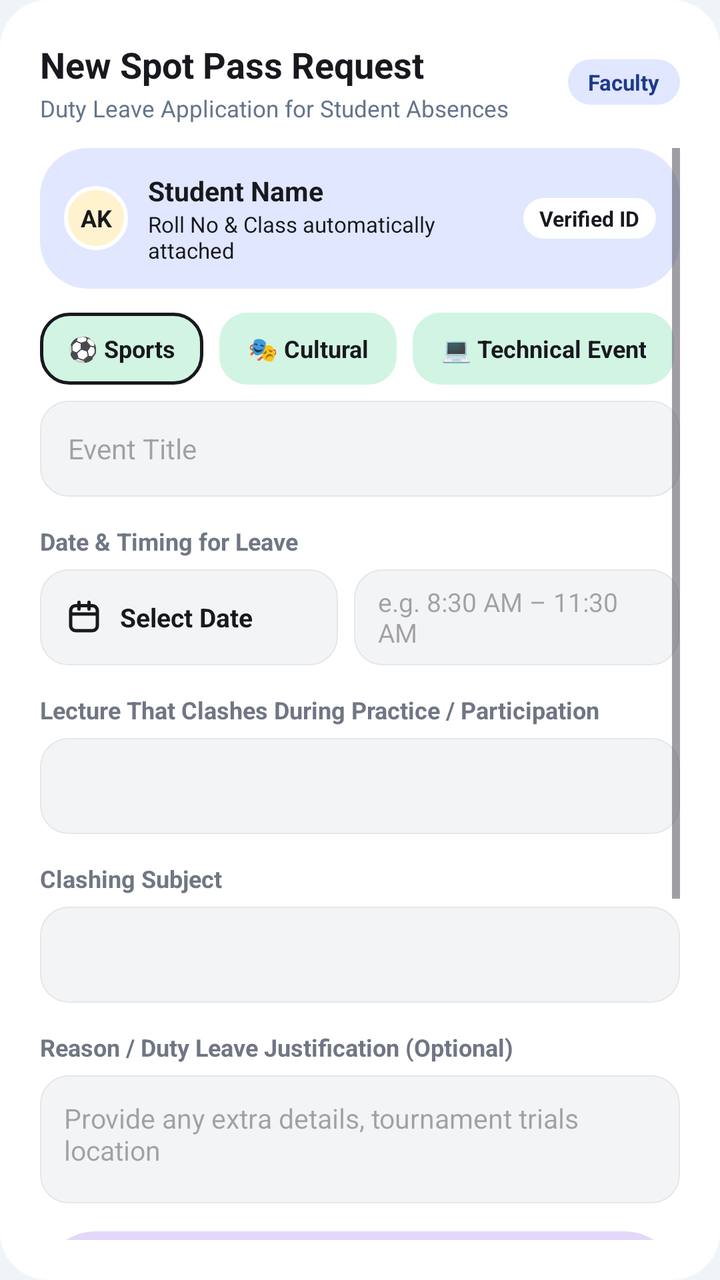
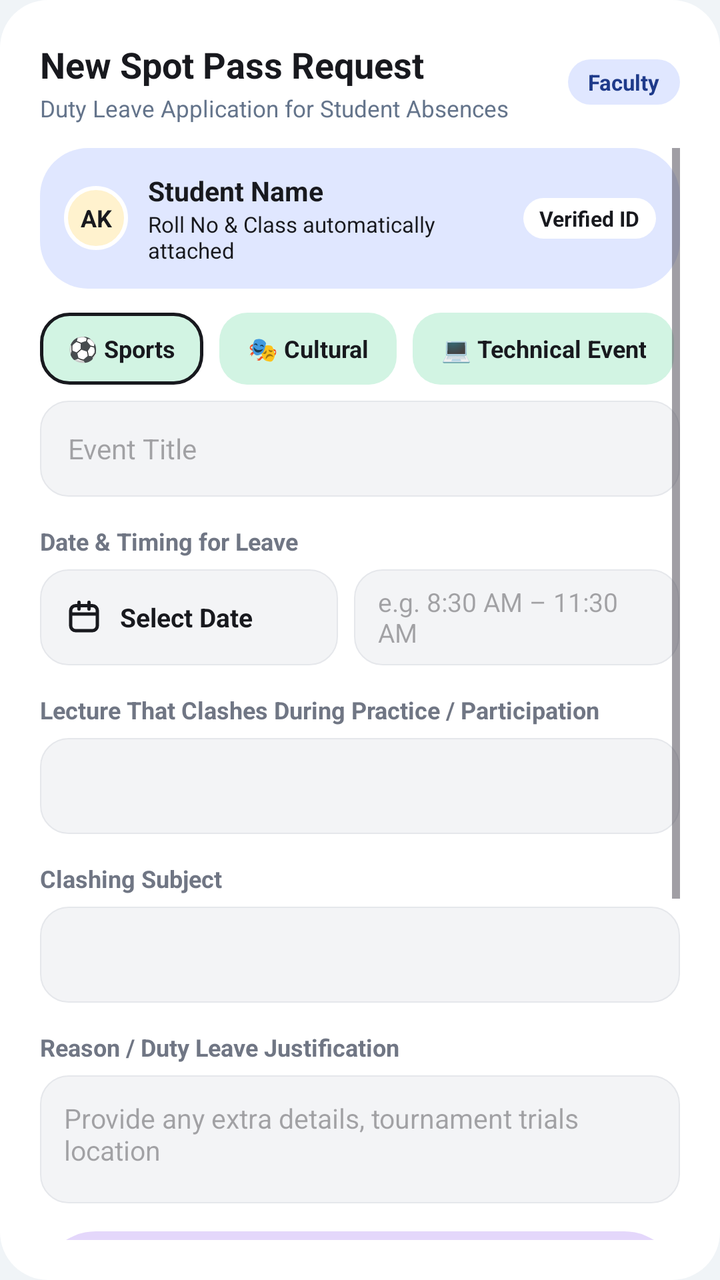

Two renders of the same Android screen: before a commit and after it. Below are the layout's source before the change and the commit's diff.
<!-- AndroidManifest.xml: application theme Theme.Eventra2 -->
<!-- res/layout/dialog_new_spot_pass.xml -->
<?xml version="1.0" encoding="utf-8"?>
<LinearLayout xmlns:android="http://schemas.android.com/apk/res/android"
    xmlns:app="http://schemas.android.com/apk/res-auto"
    android:layout_width="match_parent"
    android:layout_height="wrap_content"
    android:background="@drawable/bg_card_white"
    android:orientation="vertical"
    android:padding="20dp">

    
    <LinearLayout
        android:layout_width="match_parent"
        android:layout_height="wrap_content"
        android:gravity="center_vertical"
        android:orientation="horizontal">

        <LinearLayout
            android:layout_width="0dp"
            android:layout_height="wrap_content"
            android:layout_weight="1"
            android:orientation="vertical">

            <TextView
                android:layout_width="wrap_content"
                android:layout_height="wrap_content"
                android:text="New Spot Pass Request"
                android:textColor="@color/charcoal_dark"
                android:textSize="18sp"
                android:textStyle="bold" />

            <TextView
                android:layout_width="wrap_content"
                android:layout_height="wrap_content"
                android:layout_marginTop="2dp"
                android:text="Duty Leave Application for Student Absences"
                android:textColor="@color/text_muted"
                android:textSize="11.5sp" />
        </LinearLayout>

        <TextView
            android:layout_width="wrap_content"
            android:layout_height="wrap_content"
            android:background="@drawable/bg_chip_mint"
            android:paddingStart="10dp"
            android:paddingTop="4dp"
            android:paddingEnd="10dp"
            android:paddingBottom="4dp"
            android:text="Faculty"
            android:textColor="@color/pastel_mint_text"
            android:textSize="11sp"
            android:textStyle="bold" />
    </LinearLayout>

    <androidx.core.widget.NestedScrollView
        android:layout_width="match_parent"
        android:layout_height="wrap_content"
        android:layout_marginTop="12dp"
        android:scrollbars="vertical">

        <LinearLayout
            android:layout_width="match_parent"
            android:layout_height="wrap_content"
            android:orientation="vertical">

            
            <LinearLayout
                android:layout_width="match_parent"
                android:layout_height="wrap_content"
                android:background="@drawable/bg_header_mint"
                android:gravity="center_vertical"
                android:orientation="horizontal"
                android:padding="12dp">

                <TextView
                    android:id="@+id/tvSpotPassStudentAvatar"
                    android:layout_width="32dp"
                    android:layout_height="32dp"
                    android:background="@drawable/bg_avatar_circle"
                    android:gravity="center"
                    android:text="AK"
                    android:textColor="@color/charcoal_dark"
                    android:textSize="12sp"
                    android:textStyle="bold" />

                <LinearLayout
                    android:layout_width="0dp"
                    android:layout_height="wrap_content"
                    android:layout_marginStart="10dp"
                    android:layout_weight="1"
                    android:orientation="vertical">

                    <TextView
                        android:id="@+id/tvSpotPassStudentName"
                        android:layout_width="wrap_content"
                        android:layout_height="wrap_content"
                        android:text="Student Name"
                        android:textColor="@color/charcoal_dark"
                        android:textSize="13.5sp"
                        android:textStyle="bold" />

                    <TextView
                        android:id="@+id/tvSpotPassStudentMeta"
                        android:layout_width="wrap_content"
                        android:layout_height="wrap_content"
                        android:text="Roll No &amp; Class automatically attached"
                        android:textColor="@color/charcoal_dark"
                        android:textSize="11sp" />
                </LinearLayout>

                <TextView
                    android:layout_width="wrap_content"
                    android:layout_height="wrap_content"
                    android:background="@drawable/bg_chip_white"
                    android:paddingStart="8dp"
                    android:paddingTop="3dp"
                    android:paddingEnd="8dp"
                    android:paddingBottom="3dp"
                    android:text="Verified ID"
                    android:textColor="@color/charcoal_dark"
                    android:textSize="10.5sp"
                    android:textStyle="bold" />
            </LinearLayout>

            
            <HorizontalScrollView
                android:layout_width="match_parent"
                android:layout_height="wrap_content"
                android:layout_marginTop="12dp"
                android:scrollbars="none">

                <LinearLayout
                    android:layout_width="wrap_content"
                    android:layout_height="wrap_content"
                    android:orientation="horizontal">

                    <TextView
                        android:id="@+id/chipActSports"
                        android:layout_width="wrap_content"
                        android:layout_height="36dp"
                        android:background="@drawable/bg_role_student_selected"
                        android:gravity="center"
                        android:paddingStart="14dp"
                        android:paddingEnd="14dp"
                        android:text="⚽ Sports"
                        android:textColor="@color/charcoal_dark"
                        android:textSize="12sp"
                        android:textStyle="bold" />

                    <TextView
                        android:id="@+id/chipActCultural"
                        android:layout_width="wrap_content"
                        android:layout_height="36dp"
                        android:layout_marginStart="8dp"
                        android:background="@drawable/bg_role_student_unselected"
                        android:gravity="center"
                        android:paddingStart="14dp"
                        android:paddingEnd="14dp"
                        android:text="🎭 Cultural"
                        android:textColor="@color/charcoal_dark"
                        android:textSize="12sp"
                        android:textStyle="bold" />

                    <TextView
                        android:id="@+id/chipActTechnical"
                        android:layout_width="wrap_content"
                        android:layout_height="36dp"
                        android:layout_marginStart="8dp"
                        android:background="@drawable/bg_role_student_unselected"
                        android:gravity="center"
                        android:paddingStart="14dp"
                        android:paddingEnd="14dp"
                        android:text="💻 Technical Event"
                        android:textColor="@color/charcoal_dark"
                        android:textSize="12sp"
                        android:textStyle="bold" />

                    <TextView
                        android:id="@+id/chipActVolunteering"
                        android:layout_width="wrap_content"
                        android:layout_height="36dp"
                        android:layout_marginStart="8dp"
                        android:background="@drawable/bg_role_student_unselected"
                        android:gravity="center"
                        android:paddingStart="14dp"
                        android:paddingEnd="14dp"
                        android:text="🤝 Volunteering"
                        android:textColor="@color/charcoal_dark"
                        android:textSize="12sp"
                        android:textStyle="bold" />

                    <TextView
                        android:id="@+id/chipActOther"
                        android:layout_width="wrap_content"
                        android:layout_height="36dp"
                        android:layout_marginStart="8dp"
                        android:background="@drawable/bg_role_student_unselected"
                        android:gravity="center"
                        android:paddingStart="14dp"
                        android:paddingEnd="14dp"
                        android:text="📝 Other"
                        android:textColor="@color/charcoal_dark"
                        android:textSize="12sp"
                        android:textStyle="bold" />
                </LinearLayout>
            </HorizontalScrollView>

            
            <LinearLayout
                android:id="@+id/containerOtherEventType"
                android:layout_width="match_parent"
                android:layout_height="wrap_content"
                android:layout_marginTop="8dp"
                android:orientation="vertical"
                android:visibility="gone">

                <EditText
                    android:id="@+id/etOtherEventType"
                    android:layout_width="match_parent"
                    android:layout_height="48dp"
                    android:background="@drawable/bg_input_box"
                    android:hint="Specify what the other event is exactly..."
                    android:paddingStart="14dp"
                    android:paddingEnd="14dp"
                    android:textColor="@color/charcoal_dark"
                    android:textSize="13.5sp" />
            </LinearLayout>

            
            <Spinner
                android:id="@+id/spinnerEventType"
                android:layout_width="match_parent"
                android:layout_height="0dp"
                android:visibility="gone" />

            <EditText
                android:id="@+id/etSpotPassActivityTitle"
                android:layout_width="match_parent"
                android:layout_height="48dp"
                android:layout_marginTop="8dp"
                android:background="@drawable/bg_input_box"
                android:hint="Event Title"
                android:inputType="textCapWords"
                android:paddingStart="14dp"
                android:paddingEnd="14dp"
                android:textColor="@color/charcoal_dark"
                android:textSize="14sp" />

            
            <TextView
                android:layout_width="wrap_content"
                android:layout_height="wrap_content"
                android:layout_marginTop="14dp"
                android:text="Date &amp; Timing for Leave"
                android:textColor="@color/text_secondary"
                android:textSize="12sp"
                android:textStyle="bold" />

            <LinearLayout
                android:layout_width="match_parent"
                android:layout_height="wrap_content"
                android:layout_marginTop="6dp"
                android:orientation="horizontal">

                
                <LinearLayout
                    android:id="@+id/layoutPickPassDate"
                    android:layout_width="0dp"
                    android:layout_height="48dp"
                    android:layout_weight="1.1"
                    android:background="@drawable/bg_input_box"
                    android:gravity="center_vertical"
                    android:orientation="horizontal"
                    android:paddingStart="12dp"
                    android:paddingEnd="12dp">

                    <ImageView
                        android:layout_width="20dp"
                        android:layout_height="20dp"
                        android:src="@drawable/ic_calendar"
                        app:tint="@color/charcoal_dark" />

                    <TextView
                        android:id="@+id/tvPassSelectedDate"
                        android:layout_width="wrap_content"
                        android:layout_height="wrap_content"
                        android:layout_marginStart="8dp"
                        android:text="Select Date"
                        android:textColor="@color/charcoal_dark"
                        android:textSize="13sp"
                        android:textStyle="bold" />
                </LinearLayout>

                
                <EditText
                    android:id="@+id/etPassTimingNeeded"
                    android:layout_width="0dp"
                    android:layout_height="48dp"
                    android:layout_marginStart="8dp"
                    android:layout_weight="1.2"
                    android:background="@drawable/bg_input_box"
                    android:hint="e.g. 8:30 AM – 11:30 AM"
                    android:paddingStart="12dp"
                    android:paddingEnd="12dp"
                    android:textColor="@color/charcoal_dark"
                    android:textSize="13sp" />
            </LinearLayout>

            
            <TextView
                android:layout_width="wrap_content"
                android:layout_height="wrap_content"
                android:layout_marginTop="14dp"
                android:text="Lecture That Clashes During Practice / Participation"
                android:textColor="@color/text_secondary"
                android:textSize="12sp"
                android:textStyle="bold" />

            <EditText
                android:id="@+id/etTimeSlot"
                android:layout_width="match_parent"
                android:layout_height="48dp"
                android:layout_marginTop="6dp"
                android:background="@drawable/bg_input_box"
                android:inputType="textCapWords"
                android:paddingStart="14dp"
                android:paddingEnd="14dp"
                android:textColor="@color/charcoal_dark"
                android:textSize="13.5sp" />

            
            <TextView
                android:layout_width="wrap_content"
                android:layout_height="wrap_content"
                android:layout_marginTop="14dp"
                android:text="Clashing Subject"
                android:textColor="@color/text_secondary"
                android:textSize="12sp"
                android:textStyle="bold" />

            <Spinner
                android:id="@+id/spinnerSubject"
                android:layout_width="match_parent"
                android:layout_height="48dp"
                android:layout_marginTop="6dp"
                android:background="@drawable/bg_input_box"
                android:paddingStart="10dp"
                android:paddingEnd="10dp" />

            
            <TextView
                android:layout_width="wrap_content"
                android:layout_height="wrap_content"
                android:layout_marginTop="14dp"
                android:text="Reason / Duty Leave Justification (Optional)"
                android:textColor="@color/text_secondary"
                android:textSize="12sp"
                android:textStyle="bold" />

            <EditText
                android:id="@+id/etSpotPassReason"
                android:layout_width="match_parent"
                android:layout_height="wrap_content"
                android:minHeight="64dp"
                android:layout_marginTop="6dp"
                android:background="@drawable/bg_input_box"
                android:gravity="top|start"
                android:hint="Provide any extra details, tournament trials location"
                android:inputType="textMultiLine|textCapSentences"
                android:padding="12dp"
                android:textColor="@color/charcoal_dark"
                android:textSize="13.5sp" />

            
            <LinearLayout
                android:id="@+id/cardTeacherRouting"
                android:layout_width="match_parent"
                android:layout_height="wrap_content"
                android:layout_marginTop="14dp"
                android:background="@drawable/bg_card_lavender"
                android:orientation="vertical"
                android:padding="14dp">

                
                <LinearLayout
                    android:layout_width="match_parent"
                    android:layout_height="wrap_content"
                    android:gravity="center_vertical"
                    android:orientation="horizontal">

                    <TextView
                        android:layout_width="26dp"
                        android:layout_height="26dp"
                        android:background="@drawable/bg_avatar_circle"
                        android:gravity="center"
                        android:text="F"
                        android:textColor="@color/charcoal_dark"
                        android:textSize="10.5sp"
                        android:textStyle="bold" />

                    <LinearLayout
                        android:layout_width="0dp"
                        android:layout_height="wrap_content"
                        android:layout_marginStart="8dp"
                        android:layout_weight="1"
                        android:orientation="vertical">

                        <TextView
                            android:layout_width="wrap_content"
                            android:layout_height="wrap_content"
                            android:text="Faculty of Clashing Period"
                            android:textColor="@color/pastel_lavender_text"
                            android:textSize="10.5sp" />

                        <TextView
                            android:id="@+id/tvSubjectTeacherName"
                            android:layout_width="wrap_content"
                            android:layout_height="wrap_content"
                            android:text="Sneha Gaonkar - Chemistry"
                            android:textColor="@color/charcoal_dark"
                            android:textSize="13sp"
                            android:textStyle="bold" />
                    </LinearLayout>

                    <TextView
                        android:layout_width="wrap_content"
                        android:layout_height="wrap_content"
                        android:background="@drawable/bg_chip_white"
                        android:paddingStart="8dp"
                        android:paddingTop="3dp"
                        android:paddingEnd="8dp"
                        android:paddingBottom="3dp"
                        android:text="Approver"
                        android:textColor="@color/charcoal_dark"
                        android:textSize="10.5sp"
                        android:textStyle="bold" />
                </LinearLayout>

                <View
                    android:layout_width="match_parent"
                    android:layout_height="1dp"
                    android:layout_marginTop="8dp"
                    android:layout_marginBottom="8dp"
                    android:background="#EAE3FC" />

                
                <LinearLayout
                    android:layout_width="match_parent"
                    android:layout_height="wrap_content"
                    android:gravity="center_vertical"
                    android:orientation="horizontal">

                    <TextView
                        android:layout_width="26dp"
                        android:layout_height="26dp"
                        android:background="@drawable/bg_avatar_circle"
                        android:gravity="center"
                        android:text="HOD"
                        android:textColor="@color/charcoal_dark"
                        android:textSize="9sp"
                        android:textStyle="bold" />

                    <LinearLayout
                        android:layout_width="0dp"
                        android:layout_height="wrap_content"
                        android:layout_marginStart="8dp"
                        android:layout_weight="1"
                        android:orientation="vertical">

                        <TextView
                            android:layout_width="wrap_content"
                            android:layout_height="wrap_content"
                            android:text="Head of Department (Available Approver)"
                            android:textColor="@color/pastel_lavender_text"
                            android:textSize="10.5sp" />

                        <TextView
                            android:id="@+id/tvClassTeacherName"
                            android:layout_width="wrap_content"
                            android:layout_height="wrap_content"
                            android:text="Dr. Pramod Naik (HOD - Science)"
                            android:textColor="@color/charcoal_dark"
                            android:textSize="13sp"
                            android:textStyle="bold" />
                    </LinearLayout>

                    <TextView
                        android:layout_width="wrap_content"
                        android:layout_height="wrap_content"
                        android:background="@drawable/bg_chip_white"
                        android:paddingStart="8dp"
                        android:paddingTop="3dp"
                        android:paddingEnd="8dp"
                        android:paddingBottom="3dp"
                        android:text="Approver (If Avail.)"
                        android:textColor="@color/charcoal_dark"
                        android:textSize="10.5sp"
                        android:textStyle="bold" />
                </LinearLayout>

              

            </LinearLayout>

            <TextView
                android:layout_width="match_parent"
                android:layout_height="wrap_content"
                android:layout_marginTop="8dp"
                android:text="ℹ️ Submitting spot passes are approved either by faculty or HOD as per availability."
                android:textColor="@color/text_muted"
                android:textSize="11sp" />

            
            <LinearLayout
                android:layout_width="match_parent"
                android:layout_height="wrap_content"
                android:layout_marginTop="18dp"
                android:layout_marginBottom="12dp"
                android:orientation="horizontal">

                <com.google.android.material.button.MaterialButton
                    android:id="@+id/btnCancelSpotPass"
                    style="@style/Widget.Eventra.Button.Pill"
                    android:layout_width="0dp"
                    android:layout_height="50dp"
                    android:layout_weight="1"
                    android:backgroundTint="#F1F5F9"
                    android:text="Cancel"
                    android:textAllCaps="false"
                    android:textColor="@color/charcoal_dark"
                    android:textSize="14sp"
                    android:textStyle="bold"
                    app:cornerRadius="18dp" />

                <com.google.android.material.button.MaterialButton
                    android:id="@+id/btnSubmitSpotPass"
                    style="@style/Widget.Eventra.Button.Pill"
                    android:layout_width="0dp"
                    android:layout_height="50dp"
                    android:layout_marginStart="10dp"
                    android:layout_weight="1.6"
                    android:backgroundTint="@color/charcoal_dark"
                    android:text="Submit Spot Pass"
                    android:textAllCaps="false"
                    android:textColor="@color/white"
                    android:textSize="14sp"
                    android:textStyle="bold"
                    app:cornerRadius="18dp" />
            </LinearLayout>

        </LinearLayout>
    </androidx.core.widget.NestedScrollView>

</LinearLayout>
<!-- resources referenced by this layout -->
<resources>
  <color name="charcoal_dark">#FF18191E</color>
  <color name="pastel_lavender_text">#FF482E92</color>
  <color name="pastel_mint_text">#FF1E3A8A</color>
  <color name="text_muted">#FF64748B</color>
  <color name="text_secondary">#FF707684</color>
  <color name="white">#FFFFFFFF</color>
  <!-- drawable bg_avatar_circle (drawable) -->
  <?xml version="1.0" encoding="utf-8"?>
  <shape xmlns:android="http://schemas.android.com/apk/res/android"
      android:shape="oval">
      <solid android:color="@color/pastel_butter_bg" />
      <stroke
          android:width="2dp"
          android:color="@color/white" />
  </shape>
  <!-- drawable bg_card_lavender (drawable) -->
  <?xml version="1.0" encoding="utf-8"?>
  <shape xmlns:android="http://schemas.android.com/apk/res/android" android:shape="rectangle">
      <solid android:color="@color/card_lavender" />
      <corners android:radius="28dp" />
  </shape>
  <!-- drawable bg_card_white (drawable) -->
  <?xml version="1.0" encoding="utf-8"?>
  <shape xmlns:android="http://schemas.android.com/apk/res/android" android:shape="rectangle">
      <solid android:color="@color/white" />
      <corners android:radius="24dp" />
  </shape>
  <!-- drawable bg_chip_mint (drawable) -->
  <?xml version="1.0" encoding="utf-8"?>
  <shape xmlns:android="http://schemas.android.com/apk/res/android"
      android:shape="rectangle">
      <solid android:color="@color/pastel_mint_chip" />
      <corners android:radius="100dp" />
  </shape>
  <!-- drawable bg_chip_white (drawable) -->
  <?xml version="1.0" encoding="utf-8"?>
  <shape xmlns:android="http://schemas.android.com/apk/res/android" android:shape="rectangle">
      <solid android:color="@color/white" />
      <corners android:radius="100dp" />
  </shape>
  <!-- drawable bg_header_mint (drawable) -->
  <?xml version="1.0" encoding="utf-8"?>
  <shape xmlns:android="http://schemas.android.com/apk/res/android"
      android:shape="rectangle">
      <solid android:color="@color/pastel_mint_bg" />
      <corners android:radius="24dp" />
  </shape>
  <!-- drawable bg_role_student_selected (drawable) -->
  <?xml version="1.0" encoding="utf-8"?>
  <shape xmlns:android="http://schemas.android.com/apk/res/android"
      android:shape="rectangle">
      <solid android:color="#D2F4E3" />
      <corners android:radius="14dp" />
      <stroke
          android:width="1.8dp"
          android:color="#18191E" />
  </shape>
  <!-- drawable bg_role_student_unselected (drawable) -->
  <?xml version="1.0" encoding="utf-8"?>
  <shape xmlns:android="http://schemas.android.com/apk/res/android"
      android:shape="rectangle">
      <solid android:color="#D2F4E3" />
      <corners android:radius="14dp" />
  </shape>
  <!-- drawable ic_calendar (drawable) -->
  <?xml version="1.0" encoding="utf-8"?>
  <vector xmlns:android="http://schemas.android.com/apk/res/android"
      android:width="24dp" android:height="24dp"
      android:viewportWidth="24" android:viewportHeight="24">
      <path
          android:strokeColor="#FF000000"
          android:strokeWidth="2"
          android:strokeLineCap="round"
          android:strokeLineJoin="round"
          android:pathData="M7,5h10a3,3 0 0,1 3,3v9a3,3 0 0,1 -3,3H7a3,3 0 0,1 -3,-3V8a3,3 0 0,1 3,-3zM4,10h16M9,3v4M15,3v4" />
  </vector>
  <style name="Widget.Eventra.Button.Pill" parent="Widget.Material3.Button">
          <item name="cornerRadius">28dp</item>
          <item name="backgroundTint">@color/charcoal_dark</item>
          <item name="android:textColor">@color/white</item>
          <item name="android:textAllCaps">false</item>
          <item name="android:textStyle">bold</item>
          <item name="android:textSize">15sp</item>
      </style>
  <style name="Theme.Eventra2" parent="Base.Theme.Eventra2" />
  <color name="pastel_butter_bg">#FFFFF2CE</color>
  <color name="card_lavender">#E4D7FB</color>
  <color name="pastel_mint_chip">#FFE0E7FF</color>
  <color name="pastel_mint_bg">#FFE0E7FF</color>
  <color name="pastel_lavender_primary">#FF7B52DE</color>
  <color name="bg_canvas">#FFF0F4F7</color>
  <!-- unchanged entries left out for length: 2 -->
</resources>

<!-- the commit's change to res/layout/dialog_new_spot_pass.xml (unified diff, before → after) -->
@@ -351,7 +351,7 @@
                 android:layout_width="wrap_content"
                 android:layout_height="wrap_content"
                 android:layout_marginTop="14dp"
-                android:text="Reason / Duty Leave Justification (Optional)"
+                android:text="Reason / Duty Leave Justification"
                 android:textColor="@color/text_secondary"
                 android:textSize="12sp"
                 android:textStyle="bold" />
